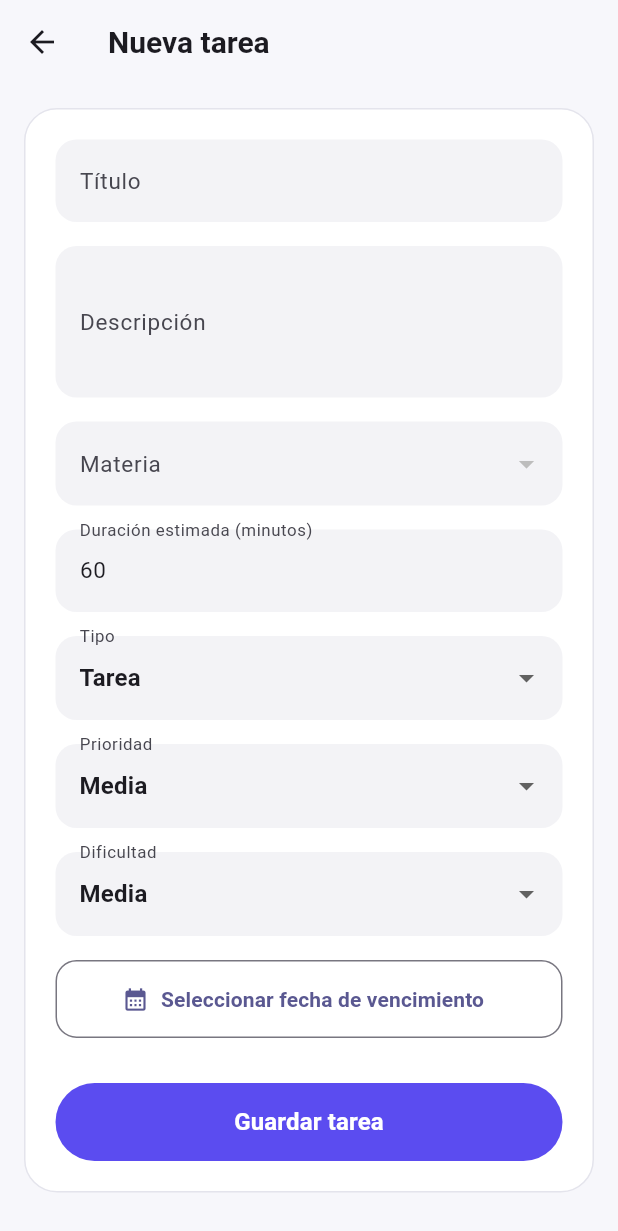
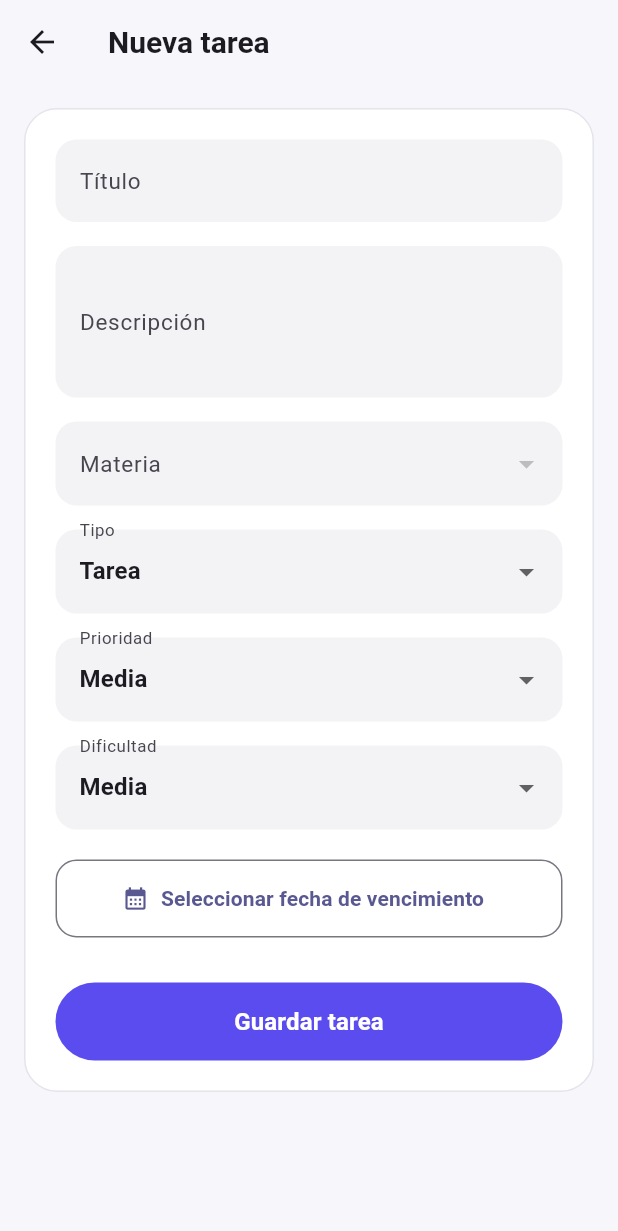
Before and after one commit to Maria-tovarp/App-Snow, a Flutter app: the CreateTareaPage screen opened directly, on a phone screen of 412 x 824 dp. Shown: the top 1231 px of the screen. Run offline on Flutter 3.47's test engine with Material 3 defaults, Android fonts, the phone set to English and light mode, and no system bars; our stand-ins replace audioplayers, flutter_dotenv, flutter_riverpod, go_router, shared_preferences, supabase_flutter; accounts and stored records are empty.

Commit message:
Eliminar duración estimada de tareas

```diff
--- a/lib/core/services/local_data_store.dart
+++ b/lib/core/services/local_data_store.dart
@@ -104,8 +104,7 @@ class LocalDataStore {
     final userId = _userId;
     if (userId == null) return [];
     final response = await _client.from('tareas').select('''
-      id, titulo, descripcion, fecha_vencimiento,
-      duracion_estimada, tipo, prioridad, dificultad, estado,
+      id, titulo, descripcion, fecha_vencimiento, tipo, prioridad, dificultad, estado,
       materia_id, user_id, materias(nombre)
     ''').eq('user_id', userId).order('created_at', ascending: false);
     return _rows(response).map((row) {
@@ -125,7 +124,6 @@ class LocalDataStore {
       'titulo': tarea['titulo'],
       'descripcion': tarea['descripcion'],
       'fecha_vencimiento': tarea['fecha_vencimiento'],
-      'duracion_estimada': tarea['duracion_estimada'] ?? 60,
       'tipo': tarea['tipo'] ?? 'tarea',
       'prioridad': tarea['prioridad'] ?? 'media',
       'dificultad': tarea['dificultad'] ?? 'media',
@@ -222,7 +220,6 @@ class LocalDataStore {
 
   Future<void> savePomodoroSession(
       {required String tipo,
-      required int duracionMinutos,
       String? materiaId}) async {
     final userId = _userId;
     if (userId == null) throw Exception('No hay usuario autenticado');
@@ -230,7 +227,6 @@ class LocalDataStore {
       'user_id': userId,
       'materia_id': materiaId,
       'tipo': tipo,
-      'duracion_minutos': duracionMinutos,
       'completada': true
     });
   }
@@ -244,7 +240,7 @@ class LocalDataStore {
         DateTime(now.year, now.month, now.day, 23, 59, 59).toIso8601String();
     final response = await _client
         .from('pomodoro_sessions')
-        .select('tipo, duracion_minutos')
+        .select('tipo ')
         .eq('user_id', userId)
         .gte('created_at', start)
         .lte('created_at', end);
--- a/lib/features/pomodoro/data/pomodoro_repository.dart
+++ b/lib/features/pomodoro/data/pomodoro_repository.dart
@@ -19,7 +19,6 @@ class PomodoroRepository implements PomodoroRepositoryPort {
       'user_id': user.id,
       'materia_id': materiaId,
       'tipo': tipo,
-      'duracion_minutos': duracionMinutos,
       'completada': true,
     });
   }
--- a/lib/features/tareas/data/tarea_repository.dart
+++ b/lib/features/tareas/data/tarea_repository.dart
@@ -39,7 +39,6 @@ class TareaRepository implements TareaRepositoryPort {
           titulo,
           descripcion,
           fecha_vencimiento,
-          duracion_estimada,
           tipo,
           prioridad,
           dificultad,
@@ -57,7 +56,6 @@ class TareaRepository implements TareaRepositoryPort {
     required String titulo,
     String? descripcion,
     required String fechaVencimiento,
-    required int duracionEstimada,
     required String tipo,
     required String prioridad,
     required String dificultad,
@@ -74,7 +72,6 @@ class TareaRepository implements TareaRepositoryPort {
       'titulo': titulo,
       'descripcion': descripcion,
       'fecha_vencimiento': fechaVencimiento,
-      'duracion_estimada': duracionEstimada,
       'tipo': tipo,
       'prioridad': prioridad,
       'dificultad': dificultad,
@@ -90,7 +87,6 @@ class TareaRepository implements TareaRepositoryPort {
     required String titulo,
     String? descripcion,
     required String fechaVencimiento,
-    required int duracionEstimada,
     required String tipo,
     required String prioridad,
     required String dificultad,
@@ -100,7 +96,6 @@ class TareaRepository implements TareaRepositoryPort {
       'titulo': titulo,
       'descripcion': descripcion,
       'fecha_vencimiento': fechaVencimiento,
-      'duracion_estimada': duracionEstimada,
       'tipo': tipo,
       'prioridad': prioridad,
       'dificultad': dificultad,
--- a/lib/features/tareas/domain/entities/tarea.dart
+++ b/lib/features/tareas/domain/entities/tarea.dart
@@ -3,7 +3,6 @@ class Tarea {
   final String titulo;
   final String? descripcion;
   final String? fechaVencimiento;
-  final int duracionEstimada;
   final String tipo;
   final String prioridad;
   final String dificultad;
@@ -17,7 +16,6 @@ class Tarea {
     required this.titulo,
     this.descripcion,
     this.fechaVencimiento,
-    required this.duracionEstimada,
     required this.tipo,
     required this.prioridad,
     required this.dificultad,
@@ -35,7 +33,6 @@ class Tarea {
       titulo: json['titulo'] as String,
       descripcion: json['descripcion'] as String?,
       fechaVencimiento: json['fecha_vencimiento']?.toString(),
-      duracionEstimada: (json['duracion_estimada'] as num?)?.toInt() ?? 60,
       tipo: (json['tipo'] ?? 'tarea') as String,
       prioridad: (json['prioridad'] ?? 'media') as String,
       dificultad: (json['dificultad'] ?? 'media') as String,
@@ -53,7 +50,6 @@ class Tarea {
       'titulo': titulo,
       'descripcion': descripcion,
       'fecha_vencimiento': fechaVencimiento,
-      'duracion_estimada': duracionEstimada,
       'tipo': tipo,
       'prioridad': prioridad,
       'dificultad': dificultad,
@@ -68,7 +64,6 @@ class Tarea {
     String? titulo,
     String? descripcion,
     String? fechaVencimiento,
-    int? duracionEstimada,
     String? tipo,
     String? prioridad,
     String? dificultad,
@@ -82,7 +77,6 @@ class Tarea {
       titulo: titulo ?? this.titulo,
       descripcion: descripcion ?? this.descripcion,
       fechaVencimiento: fechaVencimiento ?? this.fechaVencimiento,
-      duracionEstimada: duracionEstimada ?? this.duracionEstimada,
       tipo: tipo ?? this.tipo,
       prioridad: prioridad ?? this.prioridad,
       dificultad: dificultad ?? this.dificultad,
--- a/lib/features/tareas/domain/repositories/tarea_repository_port.dart
+++ b/lib/features/tareas/domain/repositories/tarea_repository_port.dart
@@ -9,7 +9,6 @@ abstract class TareaRepositoryPort {
     required String titulo,
     String? descripcion,
     required String fechaVencimiento,
-    required int duracionEstimada,
     required String tipo,
     required String prioridad,
     required String dificultad,
@@ -23,7 +22,6 @@ abstract class TareaRepositoryPort {
     required String titulo,
     String? descripcion,
     required String fechaVencimiento,
-    required int duracionEstimada,
     required String tipo,
     required String prioridad,
     required String dificultad,
--- a/lib/features/tareas/domain/usecases/create_tarea.dart
+++ b/lib/features/tareas/domain/usecases/create_tarea.dart
@@ -8,8 +8,7 @@ class CreateTarea {
   Future<void> call({
     required String titulo,
     String? descripcion,
-    String? fechaVencimiento,
-    required int duracionEstimada,
+    required String fechaVencimiento,
     required String tipo,
     required String prioridad,
     required String dificultad,
@@ -20,7 +19,6 @@ class CreateTarea {
       titulo: titulo,
       descripcion: descripcion,
       fechaVencimiento: fechaVencimiento,
-      duracionEstimada: duracionEstimada,
       tipo: tipo,
       prioridad: prioridad,
       dificultad: dificultad,
--- a/lib/features/tareas/presentation/pages/create_tarea_page.dart
+++ b/lib/features/tareas/presentation/pages/create_tarea_page.dart
@@ -14,7 +14,6 @@ class _CreateTareaPageState extends State<CreateTareaPage> {
 
   final _tituloCtrl = TextEditingController();
   final _descripcionCtrl = TextEditingController();
-  final _duracionCtrl = TextEditingController(text: '60');
 
   final TareaRepository _repository = TareaRepository();
 
@@ -41,7 +40,6 @@ class _CreateTareaPageState extends State<CreateTareaPage> {
   void dispose() {
     _tituloCtrl.dispose();
     _descripcionCtrl.dispose();
-    _duracionCtrl.dispose();
     super.dispose();
   }
 
@@ -97,7 +95,6 @@ class _CreateTareaPageState extends State<CreateTareaPage> {
             ? null
             : _descripcionCtrl.text.trim(),
         fechaVencimiento: fechaVencimiento!.toIso8601String().split('T').first,
-        duracionEstimada: int.tryParse(_duracionCtrl.text.trim()) ?? 60,
         tipo: tipo,
         prioridad: prioridad,
         dificultad: dificultad,
@@ -160,7 +157,7 @@ class _CreateTareaPageState extends State<CreateTareaPage> {
     return Scaffold(
       backgroundColor: const Color(0xFFF7F7FB),
       appBar: AppBar(
-        title: const Text("Nueva tarea"),
+        title: const Text('Nueva tarea'),
         elevation: 0,
         backgroundColor: const Color(0xFFF7F7FB),
       ),
@@ -182,14 +179,14 @@ class _CreateTareaPageState extends State<CreateTareaPage> {
                 TextFormField(
                   controller: _tituloCtrl,
                   decoration: InputDecoration(
-                    labelText: "Título",
+                    labelText: 'Título',
                     border: OutlineInputBorder(
                       borderRadius: BorderRadius.circular(14),
                     ),
                   ),
                   validator: (value) {
                     if (value == null || value.trim().isEmpty) {
-                      return "Ingrese un título";
+                      return 'Ingrese un título';
                     }
                     return null;
                   },
@@ -199,7 +196,7 @@ class _CreateTareaPageState extends State<CreateTareaPage> {
                   controller: _descripcionCtrl,
                   maxLines: 3,
                   decoration: InputDecoration(
-                    labelText: "Descripción",
+                    labelText: 'Descripción',
                     border: OutlineInputBorder(
                       borderRadius: BorderRadius.circular(14),
                     ),
@@ -209,22 +206,22 @@ class _CreateTareaPageState extends State<CreateTareaPage> {
                 DropdownButtonFormField<String>(
                   value: materiaId,
                   decoration: InputDecoration(
-                    labelText: "Materia",
+                    labelText: 'Materia',
                     border: OutlineInputBorder(
                       borderRadius: BorderRadius.circular(14),
                     ),
                   ),
                   validator: (value) {
                     if (value == null) {
-                      return "Seleccione una materia";
+                      return 'Seleccione una materia';
                     }
                     return null;
                   },
                   items: materias.map((materia) {
                     return DropdownMenuItem<String>(
-                      value: materia["id"] as String,
+                      value: materia['id'] as String,
                       child: Text(
-                        materia["nombre"] as String,
+                        materia['nombre'] as String,
                       ),
                     );
                   }).toList(),
@@ -235,36 +232,12 @@ class _CreateTareaPageState extends State<CreateTareaPage> {
                   },
                 ),
                 const SizedBox(height: 16),
-                TextFormField(
-                  controller: _duracionCtrl,
-                  keyboardType: TextInputType.number,
-                  decoration: InputDecoration(
-                    labelText: "Duración estimada (minutos)",
-                    border: OutlineInputBorder(
-                      borderRadius: BorderRadius.circular(14),
-                    ),
-                  ),
-                  validator: (value) {
-                    if (value == null || value.trim().isEmpty) {
-                      return "Ingrese la duración";
-                    }
-
-                    final minutos = int.tryParse(value);
-
-                    if (minutos == null || minutos <= 0) {
-                      return "La duración debe ser mayor que 0";
-                    }
-
-                    return null;
-                  },
-                ),
-                const SizedBox(height: 16),
                 _buildDropdown(
-                  label: "Tipo",
+                  label: 'Tipo',
                   value: tipo,
                   items: const [
-                    "tarea",
-                    "examen",
+                    'tarea',
+                    'examen',
                   ],
                   onChanged: (value) {
                     setState(() {
@@ -274,12 +247,12 @@ class _CreateTareaPageState extends State<CreateTareaPage> {
                 ),
                 const SizedBox(height: 16),
                 _buildDropdown(
-                  label: "Prioridad",
+                  label: 'Prioridad',
                   value: prioridad,
                   items: const [
-                    "baja",
-                    "media",
-                    "alta",
+                    'baja',
+                    'media',
+                    'alta',
                   ],
                   onChanged: (value) {
                     setState(() {
@@ -289,12 +262,12 @@ class _CreateTareaPageState extends State<CreateTareaPage> {
                 ),
                 const SizedBox(height: 16),
                 _buildDropdown(
-                  label: "Dificultad",
+                  label: 'Dificultad',
                   value: dificultad,
                   items: const [
-                    "baja",
-                    "media",
-                    "alta",
+                    'baja',
+                    'media',
+                    'alta',
                   ],
                   onChanged: (value) {
                     setState(() {
@@ -302,23 +275,29 @@ class _CreateTareaPageState extends State<CreateTareaPage> {
                     });
                   },
                 ),
-                const SizedBox(height: 16),
-                OutlinedButton.icon(
+                const SizedBox(height: 20),
+                SizedBox(
+                  width: double.infinity,
+                  child: OutlinedButton.icon(
                     style: OutlinedButton.styleFrom(
-                    minimumSize: const Size(double.infinity, 52),
+                      minimumSize: const Size(
+                        double.infinity,
+                        52,
+                      ),
                       shape: RoundedRectangleBorder(
                         borderRadius: BorderRadius.circular(14),
                       ),
                     ),
-                  icon: const Icon(Icons.calendar_month),
+                    onPressed: _pickFecha,
+                    icon: const Icon(
+                      Icons.calendar_month,
+                    ),
                     label: Text(
                       fechaVencimiento == null
-                        ? "Seleccionar fecha de vencimiento"
-                        : "${fechaVencimiento!.day.toString().padLeft(2, '0')}/"
-                            "${fechaVencimiento!.month.toString().padLeft(2, '0')}/"
-                            "${fechaVencimiento!.year}",
+                          ? 'Seleccionar fecha de vencimiento'
+                          : '${fechaVencimiento!.day.toString().padLeft(2, '0')}/${fechaVencimiento!.month.toString().padLeft(2, '0')}/${fechaVencimiento!.year}',
                     ),
-                  onPressed: _pickFecha,
+                  ),
                 ),
                 const SizedBox(height: 30),
                 SizedBox(
@@ -334,12 +313,12 @@ class _CreateTareaPageState extends State<CreateTareaPage> {
                             width: 24,
                             height: 24,
                             child: CircularProgressIndicator(
+                              strokeWidth: 2.5,
                               color: Colors.white,
-                              strokeWidth: 2.5,
                             ),
                           )
                         : const Text(
-                            "Guardar tarea",
+                            'Guardar tarea',
                             style: TextStyle(
                               fontSize: 16,
                               fontWeight: FontWeight.w600,
```
Also changed, not shown: lib/features/tareas/presentation/widgets/create_tarea_dialog.dart (+138 -137 lines), lib/features/tareas/presentation/widgets/tarea_card.dart (+5 -25 lines). Lines whose indentation alone changed are shown as unchanged.
